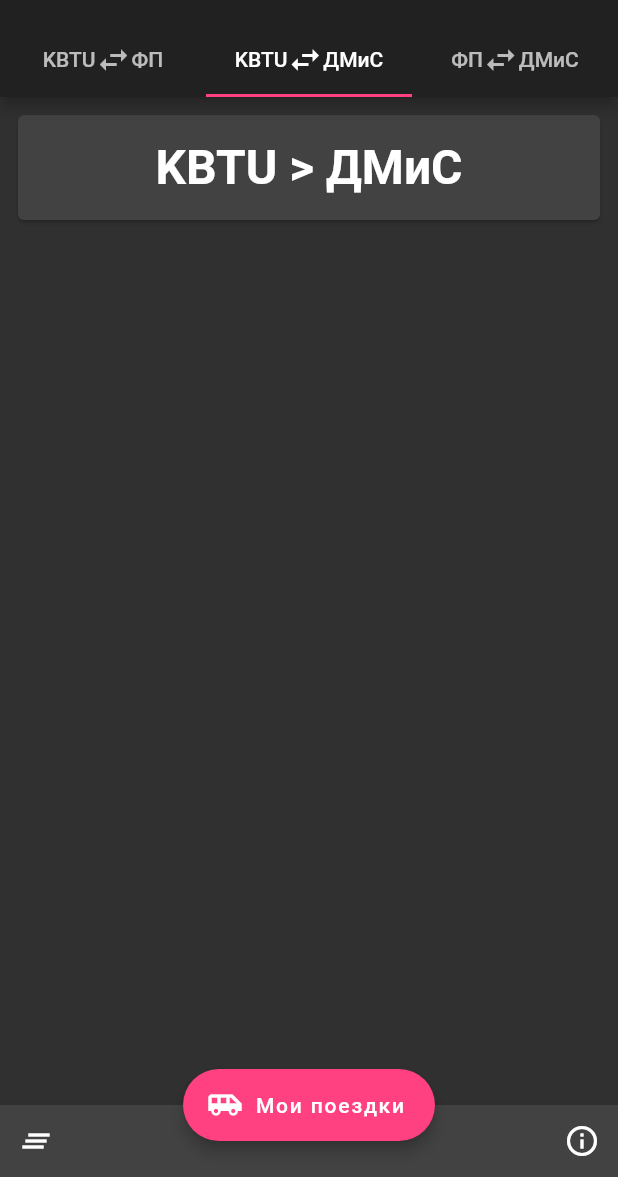
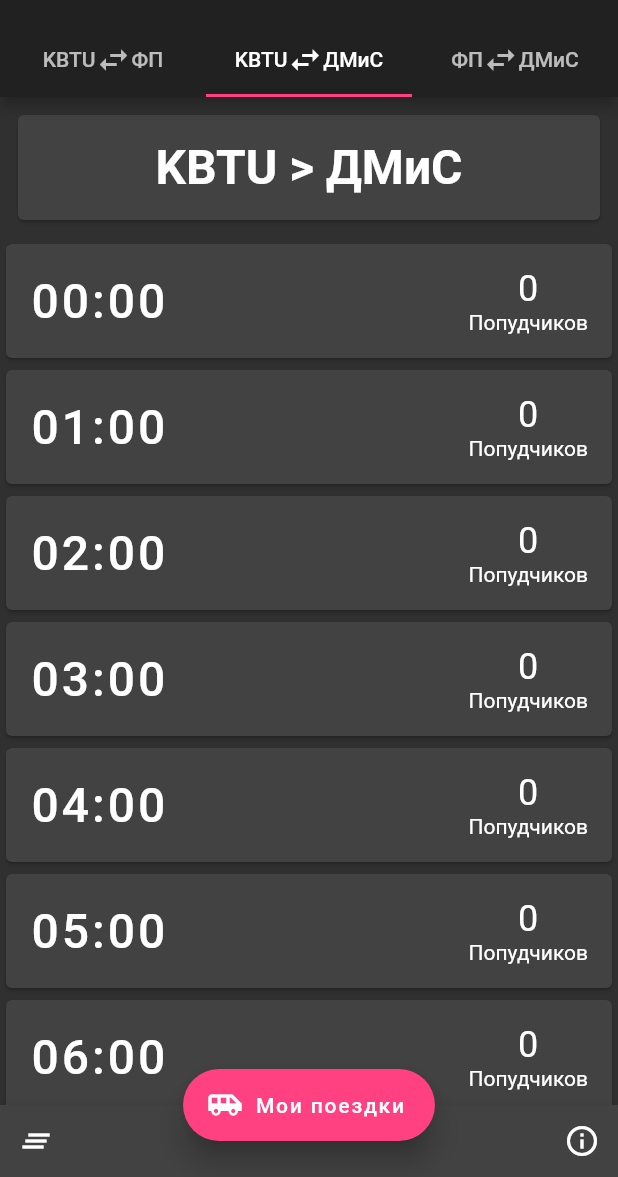
Before and after one commit to Go300/Go300-flutter, a Flutter app: the screen it shows after launch, after a tap on "Начать экономить", on a phone screen of 412 x 824 dp, the part 59-1236 px from its top. Run offline on Flutter 3.47's test engine with Material 2 defaults, Android fonts, the phone set to English and light mode, and no system bars.

Commit message:
added timed list

```diff
--- a/lib/screens/login_page/login_page.dart
+++ b/lib/screens/login_page/login_page.dart
@@ -6,7 +6,7 @@ class LoginPage extends StatelessWidget {
 
   @override
   Widget build(BuildContext context) {
-    return new Material(
+    return Material(
       child: Column(
           children: <Widget>[
             Padding(
@@ -42,9 +42,9 @@ class LoginPage extends StatelessWidget {
     );
   }
 
-  signInClick(BuildContext context) {
+  signInClick(context) {
     Navigator.of(context).pushReplacement(
-      new MaterialPageRoute(
+      MaterialPageRoute(
         builder: (context) => SubscriptionPage(),
       ),
     );
--- a/lib/screens/subscription_page/SubscriptionPage.dart
+++ b/lib/screens/subscription_page/SubscriptionPage.dart
@@ -2,6 +2,7 @@ import 'package:flutter/material.dart';
 import 'package:go_300/models/AppConstants.dart';
 import 'package:go_300/models/Ride.dart';
 import 'package:go_300/screens/subscription_page/Widgets/TimedListWidget.dart';
+import 'package:go_300/screens/user_rides/UserRidesPage.dart';
 
 class SubscriptionPage extends StatelessWidget {
   @override
@@ -15,9 +16,9 @@ class SubscriptionPage extends StatelessWidget {
             title: Text(APP_NAME),
             bottom: TabBar(
                 tabs: <Tab>[
-                  buildTab(KBTU, SPORT),
-                  buildTab(KBTU, DORMITORY),
-                  buildTab(SPORT, DORMITORY),
+                  _buildTab(KBTU, SPORT),
+                  _buildTab(KBTU, DORMITORY),
+                  _buildTab(SPORT, DORMITORY),
                 ]
             )
         ),
@@ -29,14 +30,15 @@ class SubscriptionPage extends StatelessWidget {
           ],
         ),
         floatingActionButton: FloatingActionButton.extended(
-          elevation: 4.0,
+          elevation: 8.0,
           icon: const Icon(Icons.airport_shuttle),
           label: const Text('Мои поездки'),
-          onPressed: () {},
+          onPressed: () => _navigateToUserRides(context),
         ),
         floatingActionButtonLocation: FloatingActionButtonLocation.centerDocked,
         bottomNavigationBar: BottomAppBar(
-          child: new Row(
+          elevation: 10.0,
+          child: Row(
             mainAxisSize: MainAxisSize.max,
             mainAxisAlignment: MainAxisAlignment.spaceBetween,
             children: <Widget>[
@@ -55,7 +57,7 @@ class SubscriptionPage extends StatelessWidget {
     );
   }
 
-  Tab buildTab(leftString, rightString) {
+  Tab _buildTab(leftString, rightString) {
     return Tab(child: Center(
       child: Row(children: <Widget>[
           Text(leftString),
@@ -65,6 +67,13 @@ class SubscriptionPage extends StatelessWidget {
         mainAxisAlignment: MainAxisAlignment.center,
       ),
     ));
+  }
 
+  _navigateToUserRides(context) {
+    Navigator.of(context).push(
+      MaterialPageRoute(
+        builder: (context) => UserRidesPage(),
+      ),
+    );
   }
 }
--- a/lib/screens/subscription_page/Widgets/SubscriptionCard.dart
+++ b/lib/screens/subscription_page/Widgets/SubscriptionCard.dart
@@ -3,7 +3,7 @@ import 'package:go_300/models/Ride.dart';
 
 class SubscriptionCard extends StatefulWidget {
   final Ride ride;
-  final DateTime time;
+  final TimeOfDay time;
 
   SubscriptionCard(this.ride, this.time);
 
@@ -16,14 +16,37 @@ class _SubscriptionCardState extends State<SubscriptionCard> {
 
   @override
   Widget build(BuildContext context) {
-    return Card(
-      child: Row(
-        mainAxisAlignment: MainAxisAlignment.spaceBetween,
-        children: <Widget>[
-          Text(widget.time.hour.toString)
-
-        ],
-      )
+    return Material(
+      child: Card(
+        child: InkWell(
+          onTap: () => {},
+          child: Row(
+            mainAxisAlignment: MainAxisAlignment.spaceBetween,
+            children: <Widget>[
+              Padding(
+                padding: const EdgeInsets.all(16.0),
+                child: Text(
+                  "${widget.time.toString().substring(10, 15)}",
+                  style: TextStyle(
+                    fontSize: 32.0,
+                    fontWeight: FontWeight.w500,
+                    letterSpacing: 2.0,
+                  ),
+                ),
+              ),
+              Padding(
+                padding: const EdgeInsets.all(16.0),
+                child: Column(
+                  children: <Widget>[
+                    Text("0", style: TextStyle(fontSize: 24.0)),
+                    Text("Попудчиков")
+                  ],
+                ),
+              )
+            ],
+          ),
+        )
+      ),
     );
   }
 
--- a/lib/screens/subscription_page/Widgets/TimedListWidget.dart
+++ b/lib/screens/subscription_page/Widgets/TimedListWidget.dart
@@ -1,6 +1,7 @@
 import 'package:flutter/material.dart';
 import 'package:go_300/models/Ride.dart';
 import 'package:go_300/screens/subscription_page/Widgets/RideDescriptionCard.dart';
+import 'package:go_300/screens/subscription_page/Widgets/SubscriptionCard.dart';
 
 class TimedListWidget extends StatelessWidget {
 
@@ -10,11 +11,24 @@ class TimedListWidget extends StatelessWidget {
 
   @override
   Widget build(BuildContext context) {
+    List<Widget> subscriptionList = _buildSubscriptionList();
     return ListView.builder(
-      itemCount: 1,
-      itemBuilder: (context, int) {
-        return RideDescriptionCard(ride);
+      itemCount: 1 + subscriptionList.length,
+      itemBuilder: (context, index) {
+        if (index == 0) {
+          return RideDescriptionCard(ride);
+        } else {
+          return subscriptionList[index - 1];
+        }
       }
     );
   }
+
+  List<Widget> _buildSubscriptionList() {
+    List<SubscriptionCard> subscriptionList = [];
+    for (int i = 0; i < 24; i++) {
+      subscriptionList.add(SubscriptionCard(ride, TimeOfDay(hour: i, minute: 0)));
+    }
+    return subscriptionList;
+  }
 }
--- /dev/null
+++ b/lib/screens/user_rides/UserRidesPage.dart
@@ -0,0 +1,14 @@
+import 'package:flutter/material.dart';
+
+class UserRidesPage extends StatelessWidget {
+  @override
+  Widget build(BuildContext context) {
+    return Scaffold(
+      appBar: AppBar(
+        centerTitle: true,
+        title: Text("Мои поездки", style: TextStyle(fontSize: 32.0, fontWeight: FontWeight.w400)),
+      ),
+      body: Text("404. NOT FOUND."),
+    );
+  }
+}
```
Also changed, not shown: 1 other file.
